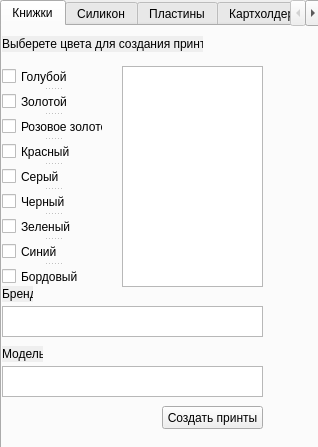
Qt form WB/MakePrint/ui/MakeBookPrintUi.ui (gora5624/Python) before a commit.
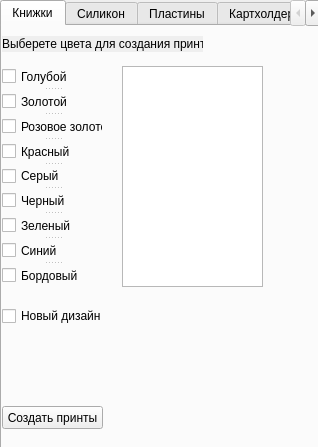
The same form after that commit. The open tabs and pages were chosen to show the change.

```diff
--- a/WB/MakePrint/ui/MakeBookPrintUi.ui
+++ b/WB/MakePrint/ui/MakeBookPrintUi.ui
@@ -32,7 +32,7 @@
     <widget class="QPushButton" name="CreatePrint">
      <property name="geometry">
       <rect>
-       <x>160</x>
+       <x>0</x>
        <y>380</y>
        <width>101</width>
        <height>23</height>
@@ -48,7 +48,7 @@
        <x>0</x>
        <y>40</y>
        <width>101</width>
-       <height>221</height>
+       <height>220</height>
       </rect>
      </property>
      <property name="autoFillBackground">
@@ -118,16 +118,6 @@
       </property>
      </widget>
     </widget>
-    <widget class="QTextEdit" name="textEditModel">
-     <property name="geometry">
-      <rect>
-       <x>0</x>
-       <y>340</y>
-       <width>261</width>
-       <height>31</height>
-      </rect>
-     </property>
-    </widget>
     <widget class="QLabel" name="label">
      <property name="geometry">
       <rect>
@@ -154,47 +144,18 @@
       </rect>
      </property>
     </widget>
-    <widget class="QLabel" name="label_3">
-     <property name="geometry">
-      <rect>
-       <x>0</x>
-       <y>320</y>
-       <width>41</width>
-       <height>16</height>
-      </rect>
-     </property>
-     <property name="autoFillBackground">
-      <bool>true</bool>
-     </property>
-     <property name="text">
-      <string>Модель</string>
-     </property>
-    </widget>
-    <widget class="QLabel" name="label_2">
-     <property name="geometry">
-      <rect>
-       <x>0</x>
-       <y>260</y>
-       <width>31</width>
-       <height>16</height>
-      </rect>
-     </property>
-     <property name="autoFillBackground">
-      <bool>true</bool>
-     </property>
-     <property name="text">
-      <string>Бренд</string>
-     </property>
-    </widget>
-    <widget class="QTextEdit" name="textEditBrand">
+    <widget class="QCheckBox" name="newDesignChek">
      <property name="geometry">
       <rect>
        <x>0</x>
        <y>280</y>
-       <width>261</width>
-       <height>31</height>
+       <width>101</width>
+       <height>20</height>
       </rect>
      </property>
+     <property name="text">
+      <string>Новый дизайн</string>
+     </property>
     </widget>
    </widget>
    <widget class="QWidget" name="tabSilicon">
```
Left out of the diff: 26 changed lines with no effect on the pictures.
